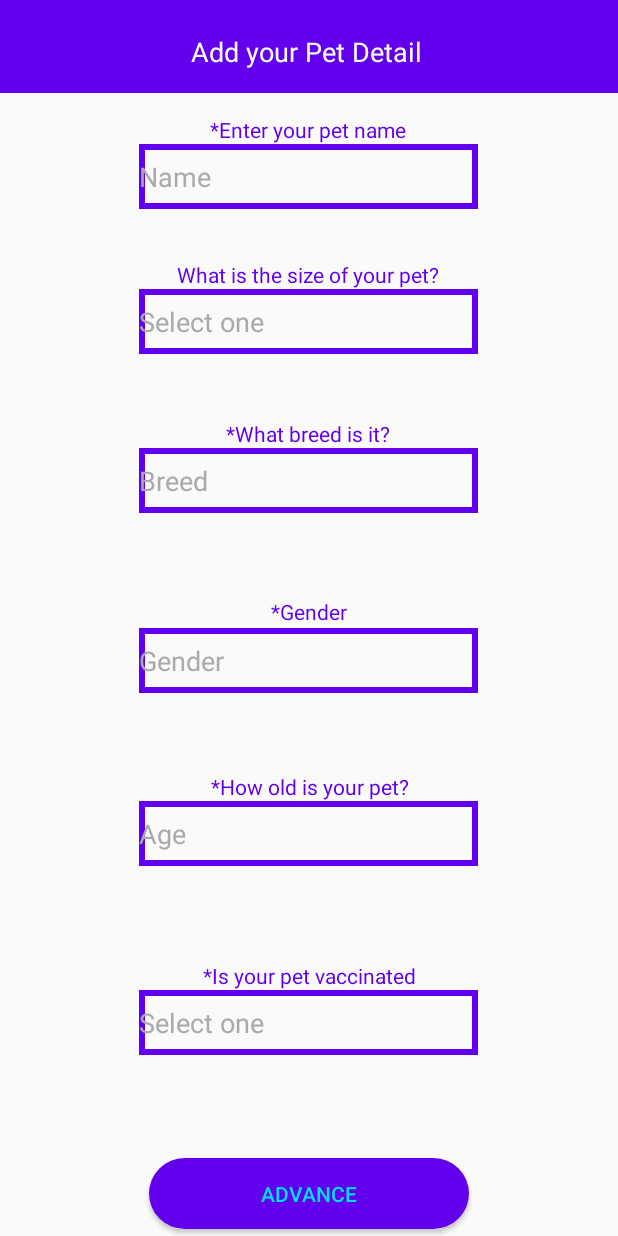
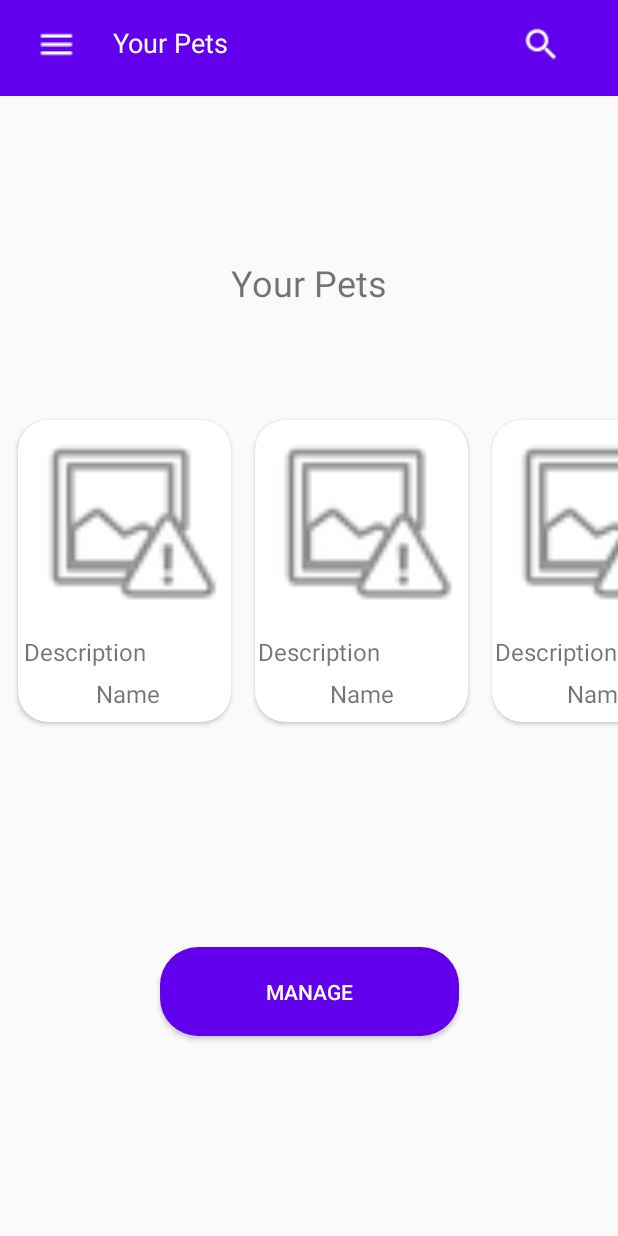
Before and after one commit to NafeelNuhuman/Woof, an Android app: the screen it shows after launch (addDog before the commit, viewMypet after it), on a phone screen of 412 x 824 dp. Run offline under Robolectric (Android 15) with nearby library versions, the phone set to English and light mode, and no system bars.

Commit message:
all 3 done

```diff
--- a/app/build.gradle
+++ b/app/build.gradle
@@ -26,6 +26,8 @@ dependencies {
     implementation fileTree(dir: "libs", include: ["*.jar"])
     implementation 'androidx.appcompat:appcompat:1.2.0'
     implementation 'androidx.constraintlayout:constraintlayout:1.1.3'
+    implementation 'androidx.cardview:cardview:1.0.0'
+    implementation 'androidx.cardview:cardview:1.0.0'
     testImplementation 'junit:junit:4.12'
     androidTestImplementation 'androidx.test.ext:junit:1.1.1'
     androidTestImplementation 'androidx.test.espresso:espresso-core:3.2.0'
--- a/app/src/main/AndroidManifest.xml
+++ b/app/src/main/AndroidManifest.xml
@@ -9,14 +9,15 @@
         android:roundIcon="@mipmap/ic_launcher_round"
         android:supportsRtl="true"
         android:theme="@style/AppTheme">
-        <activity android:name=".uploadPet"></activity>
-        <activity android:name=".addDog">
-            <intent-filter>
-                <action android:name="android.intent.action.MAIN" />
+        <activity android:name=".viewMypet">  <intent-filter>
+            <action android:name="android.intent.action.MAIN" />
 
-                <category android:name="android.intent.category.LAUNCHER" />
-            </intent-filter>
+            <category android:name="android.intent.category.LAUNCHER" />
+        </intent-filter></activity>
+        <activity android:name=".uploadPet">
+
         </activity>
+        <activity android:name=".addDog"></activity>
     </application>
 
 </manifest>
--- /dev/null
+++ b/app/src/main/java/com/example/woof/viewMypet.java
@@ -0,0 +1,14 @@
+package com.example.woof;
+
+import androidx.appcompat.app.AppCompatActivity;
+
+import android.os.Bundle;
+
+public class viewMypet extends AppCompatActivity {
+
+    @Override
+    protected void onCreate(Bundle savedInstanceState) {
+        super.onCreate(savedInstanceState);
+        setContentView(R.layout.activity_view_mypet);
+    }
+}
--- a/app/src/main/res/layout/activity_upload_pet.xml
+++ b/app/src/main/res/layout/activity_upload_pet.xml
@@ -8,9 +8,8 @@
 
     <androidx.appcompat.widget.Toolbar
         android:id="@+id/toolbar2"
-        android:layout_width="409dp"
-        android:layout_height="wrap_content"
-        android:layout_marginTop="4dp"
+        android:layout_width="421dp"
+        android:layout_height="65dp"
         android:background="?attr/colorPrimary"
         android:minHeight="?attr/actionBarSize"
         android:theme="?attr/actionBarTheme"
@@ -94,12 +93,15 @@
         android:id="@+id/textView9"
         android:layout_width="wrap_content"
         android:layout_height="wrap_content"
+        android:layout_marginTop="20dp"
+        android:layout_marginBottom="18dp"
         android:text="Add a photo of your pet"
         android:textAllCaps="true"
         android:textIsSelectable="false"
         android:textSize="15sp"
         android:textStyle="bold"
+        app:layout_constraintBottom_toTopOf="@+id/button"
         app:layout_constraintEnd_toEndOf="parent"
         app:layout_constraintStart_toStartOf="parent"
-        tools:layout_editor_absoluteY="318dp" />
+        app:layout_constraintTop_toBottomOf="@+id/imageView" />
 </androidx.constraintlayout.widget.ConstraintLayout>
--- /dev/null
+++ b/app/src/main/res/layout/activity_view_mypet.xml
@@ -0,0 +1,229 @@
+<?xml version="1.0" encoding="utf-8"?>
+<androidx.constraintlayout.widget.ConstraintLayout xmlns:android="http://schemas.android.com/apk/res/android"
+    xmlns:app="http://schemas.android.com/apk/res-auto"
+    xmlns:tools="http://schemas.android.com/tools"
+
+
+    android:layout_width="match_parent"
+    android:layout_height="match_parent">
+
+    <androidx.appcompat.widget.Toolbar
+        android:id="@+id/toolbar4"
+        android:layout_width="0dp"
+        android:layout_height="64dp"
+        android:background="?attr/colorPrimary"
+        android:minHeight="?attr/actionBarSize"
+        android:theme="?attr/actionDropDownStyle"
+        app:layout_constraintEnd_toEndOf="parent"
+        app:layout_constraintHorizontal_bias="0.0"
+        app:layout_constraintStart_toStartOf="parent"
+        app:layout_constraintTop_toTopOf="parent" />
+
+    <TextView
+        android:id="@+id/textView"
+        android:layout_width="wrap_content"
+        android:layout_height="wrap_content"
+        android:layout_marginTop="108dp"
+        android:text="@string/title"
+        android:textSize="24sp"
+        app:layout_constraintEnd_toEndOf="parent"
+        app:layout_constraintStart_toStartOf="parent"
+        app:layout_constraintTop_toBottomOf="@+id/toolbar4" />
+
+    <ImageView
+        android:id="@+id/imageView"
+        android:layout_width="wrap_content"
+        android:layout_height="wrap_content"
+        android:layout_marginStart="16dp"
+        android:layout_marginTop="16dp"
+        android:contentDescription="@string/search"
+        app:layout_constraintEnd_toEndOf="parent"
+        app:layout_constraintHorizontal_bias="0.827"
+        app:layout_constraintStart_toEndOf="@+id/textView2"
+        app:layout_constraintTop_toTopOf="parent"
+        app:srcCompat="@drawable/outline_search_white_18" />
+
+    <ImageView
+        android:id="@+id/imageView2"
+        android:layout_width="wrap_content"
+        android:layout_height="wrap_content"
+        android:layout_marginStart="24dp"
+        android:layout_marginTop="16dp"
+        android:contentDescription="@string/sidebar_icon"
+        app:layout_constraintStart_toStartOf="parent"
+        app:layout_constraintTop_toTopOf="parent"
+        app:srcCompat="@drawable/outline_menu_white_18" />
+
+    <TextView
+        android:id="@+id/textView2"
+        android:layout_width="wrap_content"
+        android:layout_height="wrap_content"
+        android:layout_marginStart="24dp"
+        android:layout_marginTop="16dp"
+        android:text="@string/title"
+        android:textColor="#FFFFFF"
+        android:textSize="18sp"
+        app:layout_constraintStart_toEndOf="@+id/imageView2"
+        app:layout_constraintTop_toTopOf="parent" />
+
+    <HorizontalScrollView
+        android:id="@+id/horizontalScrollView"
+        android:layout_width="417dp"
+        android:layout_height="226dp"
+
+
+        android:layout_marginStart="4dp"
+        android:layout_marginTop="208dp"
+        app:layout_constraintStart_toStartOf="parent"
+        app:layout_constraintTop_toBottomOf="@+id/toolbar4">
+
+        <LinearLayout
+            android:layout_width="match_parent"
+            android:layout_height="match_parent"
+            android:orientation="horizontal">
+
+            <androidx.cardview.widget.CardView
+                android:layout_width="142dp"
+                android:layout_height="201dp"
+                android:layout_margin="8dp"
+                app:cardCornerRadius="20dp">
+
+                <RelativeLayout
+                    android:layout_width="wrap_content"
+                    android:layout_height="200dp"
+                    android:layout_marginLeft="2dp">
+
+                    <ImageView
+                        android:id="@+id/image1"
+                        android:layout_width="match_parent"
+                        android:layout_height="136dp"
+                        android:contentDescription="TODO"
+                        app:srcCompat="@android:drawable/ic_menu_report_image" />
+
+                    <TextView
+                        android:layout_width="wrap_content"
+                        android:layout_height="wrap_content"
+                        android:layout_below="@id/image1"
+                        android:layout_marginLeft="2dp"
+                        android:layout_marginTop="7dp"
+                        android:text="Description"
+                        android:textSize="16sp" />
+
+                    <TextView
+                        android:layout_width="wrap_content"
+                        android:layout_height="wrap_content"
+                        android:layout_below="@id/image1"
+                        android:layout_marginLeft="50dp"
+                        android:layout_marginTop="35dp"
+                        android:text="@string/Pet_Name"
+                        android:textSize="16sp" />
+
+
+                </RelativeLayout>
+
+
+            </androidx.cardview.widget.CardView>
+
+            <androidx.cardview.widget.CardView
+                android:layout_width="142dp"
+                android:layout_height="201dp"
+                android:layout_margin="8dp"
+                app:cardCornerRadius="20dp">
+
+                <RelativeLayout
+                    android:layout_width="wrap_content"
+                    android:layout_height="200dp">
+
+                    <ImageView
+                        android:id="@+id/image2"
+                        android:layout_width="match_parent"
+                        android:layout_height="136dp"
+                        android:contentDescription="TODO"
+                        app:srcCompat="@android:drawable/ic_menu_report_image" />
+
+                    <TextView
+                        android:layout_width="wrap_content"
+                        android:layout_height="wrap_content"
+                        android:layout_below="@id/image2"
+                        android:layout_marginLeft="2dp"
+                        android:layout_marginTop="7dp"
+                        android:text="Description"
+                        android:textSize="16sp" />
+
+                    <TextView
+                        android:layout_width="wrap_content"
+                        android:layout_height="wrap_content"
+                        android:layout_below="@id/image2"
+                        android:layout_marginLeft="50dp"
+                        android:layout_marginTop="35dp"
+                        android:text="@string/Pet_Name"
+                        android:textSize="16sp" />
+
+
+                </RelativeLayout>
+
+
+            </androidx.cardview.widget.CardView>
+
+            <androidx.cardview.widget.CardView
+                android:layout_width="142dp"
+                android:layout_height="201dp"
+                android:layout_margin="8dp"
+                app:cardCornerRadius="20dp">
+
+                <RelativeLayout
+                    android:layout_width="wrap_content"
+                    android:layout_height="200dp">
+
+                    <ImageView
+                        android:id="@+id/image3"
+                        android:layout_width="match_parent"
+                        android:layout_height="136dp"
+                        android:contentDescription="TODO"
+                        app:srcCompat="@android:drawable/ic_menu_report_image" />
+
+                    <TextView
+                        android:layout_width="wrap_content"
+                        android:layout_height="wrap_content"
+                        android:layout_below="@id/image3"
+                        android:layout_marginLeft="2dp"
+                        android:layout_marginTop="7dp"
+                        android:text="Description"
+                        android:textSize="16sp" />
+
+                    <TextView
+                        android:layout_width="wrap_content"
+                        android:layout_height="wrap_content"
+                        android:layout_below="@id/image3"
+                        android:layout_marginLeft="50dp"
+                        android:layout_marginTop="35dp"
+                        android:text="@string/Pet_Name"
+                        android:textSize="16sp" />
+
+
+                </RelativeLayout>
+
+
+            </androidx.cardview.widget.CardView>
+
+
+        </LinearLayout>
+
+
+    </HorizontalScrollView>
+
+    <Button
+        android:id="@+id/button3"
+        android:layout_width="199dp"
+        android:layout_height="59dp"
+        android:background="@drawable/advnc_button"
+        android:text="@string/manage"
+        android:textColor="@android:color/background_light"
+        android:textColorHighlight="@android:color/background_light"
+        app:layout_constraintBottom_toBottomOf="parent"
+        app:layout_constraintEnd_toEndOf="parent"
+        app:layout_constraintStart_toStartOf="parent"
+        app:layout_constraintTop_toBottomOf="@+id/horizontalScrollView" />
+
+
+</androidx.constraintlayout.widget.ConstraintLayout>
--- a/app/src/main/res/values/strings.xml
+++ b/app/src/main/res/values/strings.xml
@@ -17,5 +17,10 @@
     <string name="Advance">ADVANCE</string>
     <string name="addPhoto">Add</string>
     <string name="confirm">CONFIRM</string>
+    <string name="title">Your Pets</string>
+    <string name="search">Search</string>
+    <string name="sidebar_icon">Sidebar</string>
+    <string name="manage">Manage</string>
+
 
 </resources>
```
Also changed, not shown: app/src/main/res/drawable/outline_menu_white_18.png (added), app/src/main/res/drawable/outline_search_white_18.png (added).
